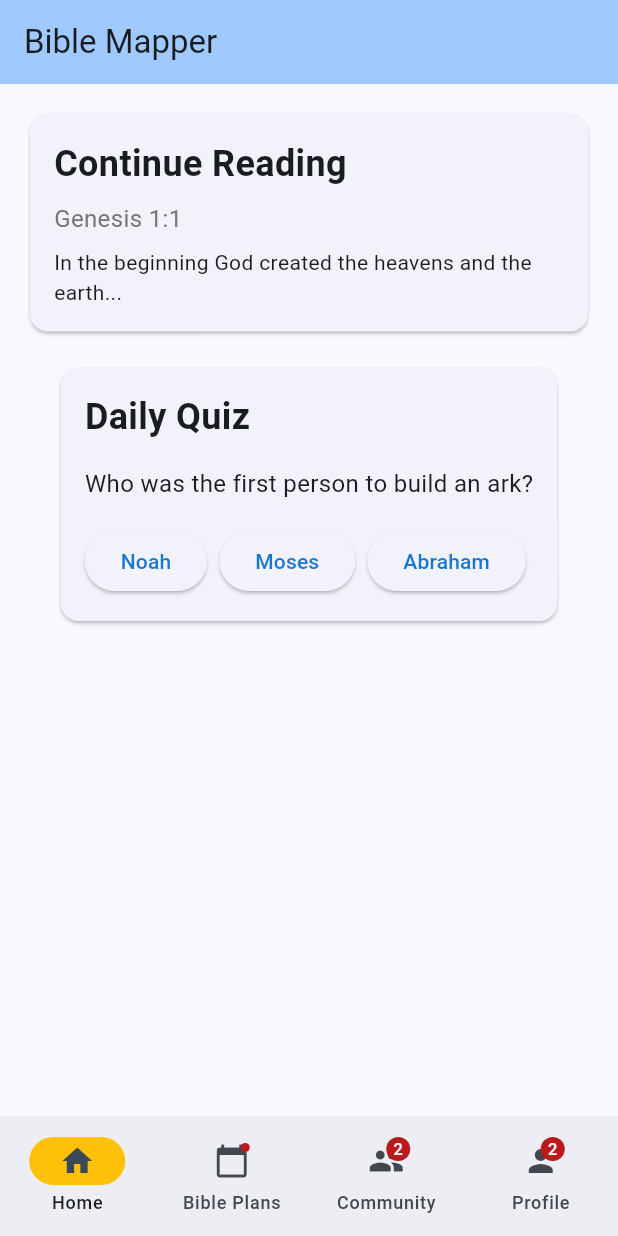
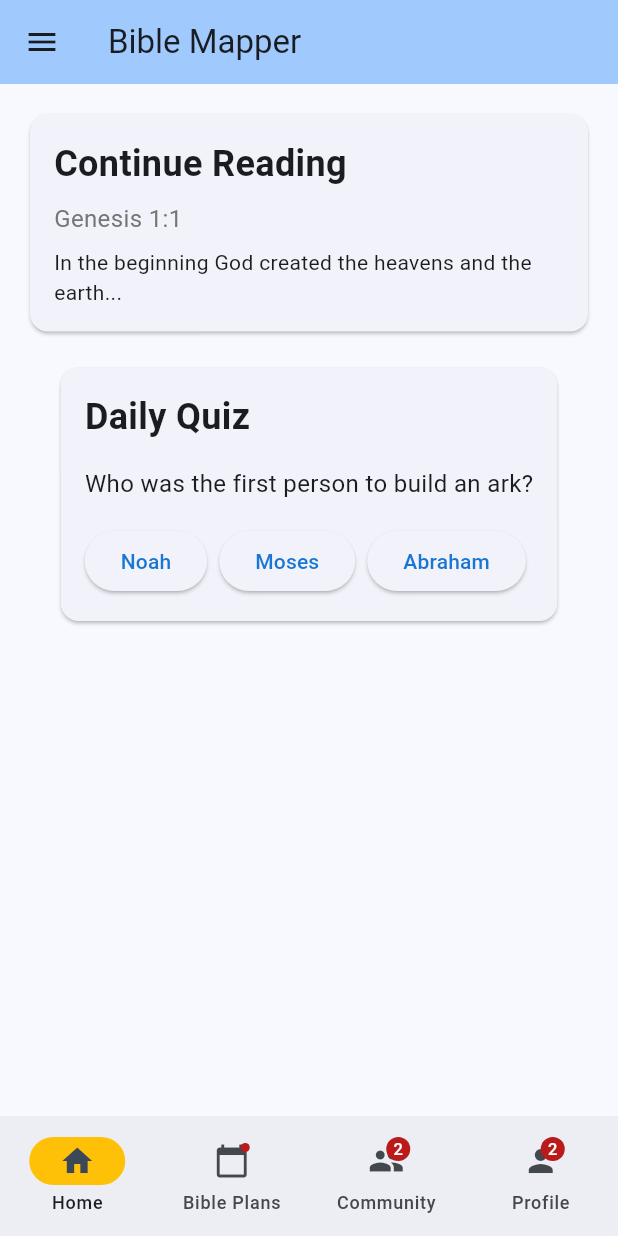
Before and after one commit to sk92129/biblemapper, a Flutter app: the screen it shows after launch, on a phone screen of 412 x 824 dp. Run offline on Flutter 3.47's test engine with Material 3 defaults, Android fonts, the phone set to English and light mode, and no system bars; our stand-ins replace flutter_bloc, go_router, image_picker, package_info_plus; generated files the repository leaves out were written again.

Commit message:
add hamburger menu to the top scaffold.

```diff
--- a/lib/screens/widgets/appframe_custom.dart
+++ b/lib/screens/widgets/appframe_custom.dart
@@ -23,6 +23,70 @@ class _AppFrameWidgetState extends State<AppFrameWidget> {
   @override
   Widget build(BuildContext context) {
     return Scaffold(
+      drawer: Drawer(
+        child: ListView(
+          padding: EdgeInsets.zero,
+          children: [
+            DrawerHeader(
+              decoration: BoxDecoration(
+                color: Theme.of(context).colorScheme.inversePrimary,
+              ),
+              child: Text(
+                AppLocalizations.of(context)!.appTitle,
+                style: Theme.of(context).textTheme.headlineMedium,
+              ),
+            ),
+            ListTile(
+              leading: const Icon(Icons.home),
+              title: Text(AppLocalizations.of(context)!.homeNav),
+              selected: currentPageIndex == 0,
+              onTap: () {
+                setState(() {
+                  currentPageIndex = 0;
+                });
+                context.goNamed(_pages[0]);
+                Navigator.pop(context);
+              },
+            ),
+            ListTile(
+              leading: const Icon(Icons.calendar_today),
+              title: Text(AppLocalizations.of(context)!.biblePlansNav),
+              selected: currentPageIndex == 1,
+              onTap: () {
+                setState(() {
+                  currentPageIndex = 1;
+                });
+                context.goNamed(_pages[1]);
+                Navigator.pop(context);
+              },
+            ),
+            ListTile(
+              leading: const Icon(Icons.people),
+              title: Text(AppLocalizations.of(context)!.communityNav),
+              selected: currentPageIndex == 2,
+              onTap: () {
+                setState(() {
+                  currentPageIndex = 2;
+                });
+                context.goNamed(_pages[2]);
+                Navigator.pop(context);
+              },
+            ),
+            ListTile(
+              leading: const Icon(Icons.person),
+              title: Text(AppLocalizations.of(context)!.profileNav),
+              selected: currentPageIndex == 3,
+              onTap: () {
+                setState(() {
+                  currentPageIndex = 3;
+                });
+                context.goNamed(_pages[3]);
+                Navigator.pop(context);
+              },
+            ),
+          ],
+        ),
+      ),
       bottomNavigationBar: NavigationBar(
         onDestinationSelected: (int index) {
           setState(() {
@@ -57,9 +121,7 @@ class _AppFrameWidgetState extends State<AppFrameWidget> {
           backgroundColor: Theme.of(context).colorScheme.inversePrimary,
           title: Text(AppLocalizations.of(context)!.appTitle),
       ),
-
-        body: widget.child,
-
+      body: widget.child,
     );
   }
 }
```
